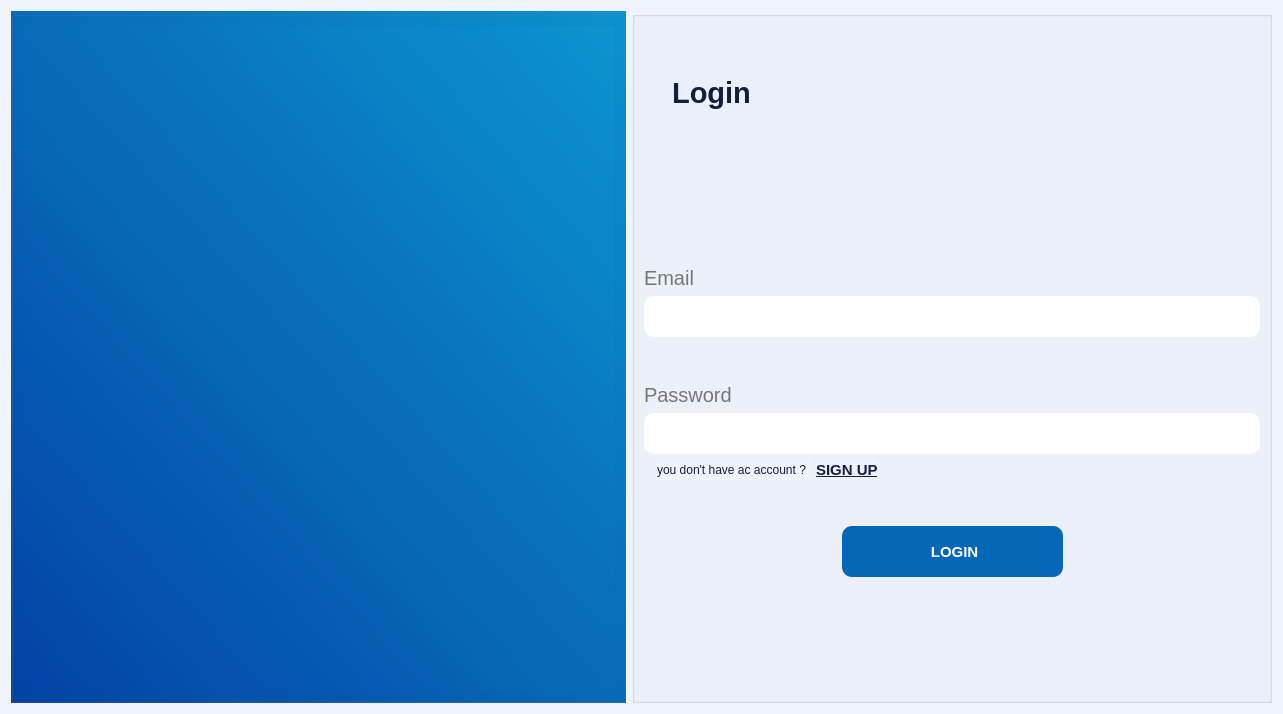
Old version of the form forms/login_view.ui in the repository yousefelmesalamy/Illminor.
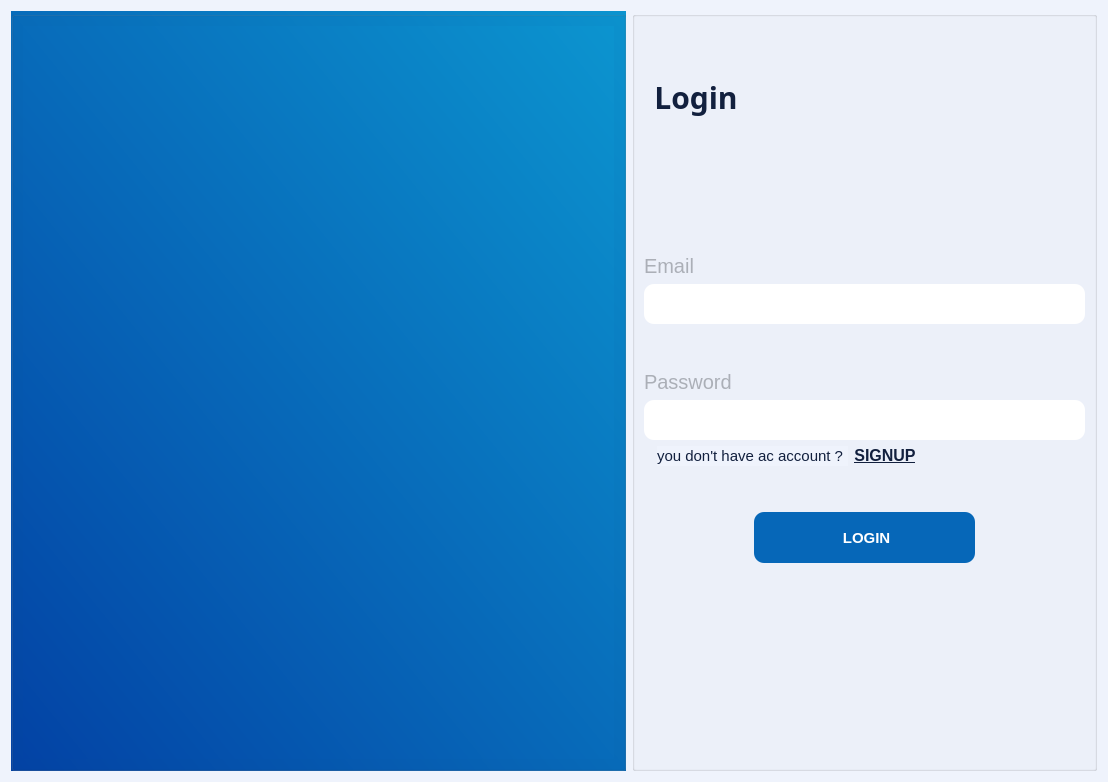
New version of the form. Icons and pictures are not drawn.

```diff
--- a/forms/login_view.ui
+++ b/forms/login_view.ui
@@ -6,8 +6,8 @@
    <rect>
     <x>0</x>
     <y>0</y>
-    <width>1283</width>
-    <height>710</height>
+    <width>1108</width>
+    <height>782</height>
    </rect>
   </property>
   <property name="windowTitle">
@@ -15,7 +15,9 @@
   </property>
   <property name="styleSheet">
    <string notr="true">background-color: rgb(239, 243, 252);
-color: rgb(18, 32, 62);</string>
+color: rgb(18, 32, 62);
+font-family:Ubuntu;
+font-size: 20px;</string>
   </property>
   <layout class="QGridLayout" name="gridLayout_2">
    <item row="0" column="0">
@@ -113,38 +115,6 @@
         </property>
        </spacer>
       </item>
-      <item row="2" column="0">
-       <spacer name="verticalSpacer_5">
-        <property name="orientation">
-         <enum>Qt::Vertical</enum>
-        </property>
-        <property name="sizeType">
-         <enum>QSizePolicy::Maximum</enum>
-        </property>
-        <property name="sizeHint" stdset="0">
-         <size>
-          <width>20</width>
-          <height>150</height>
-         </size>
-        </property>
-       </spacer>
-      </item>
-      <item row="4" column="1">
-       <spacer name="verticalSpacer_3">
-        <property name="orientation">
-         <enum>Qt::Vertical</enum>
-        </property>
-        <property name="sizeType">
-         <enum>QSizePolicy::Fixed</enum>
-        </property>
-        <property name="sizeHint" stdset="0">
-         <size>
-          <width>20</width>
-          <height>40</height>
-         </size>
-        </property>
-       </spacer>
-      </item>
       <item row="1" column="0">
        <widget class="QLabel" name="label_4">
         <property name="maximumSize">
@@ -155,13 +125,17 @@
         </property>
         <property name="font">
          <font>
-          <pointsize>22</pointsize>
+          <family>arow</family>
+          <pointsize>-1</pointsize>
           <weight>75</weight>
           <bold>true</bold>
          </font>
         </property>
         <property name="styleSheet">
          <string notr="true">background-color: rgb(239, 243, 252,0);
+font-family:arow;
+font-size:30px;
+color:rgb(18,32,62,255);
 </string>
         </property>
         <property name="text">
@@ -172,6 +146,38 @@
         </property>
        </widget>
       </item>
+      <item row="4" column="1">
+       <spacer name="verticalSpacer_3">
+        <property name="orientation">
+         <enum>Qt::Vertical</enum>
+        </property>
+        <property name="sizeType">
+         <enum>QSizePolicy::Fixed</enum>
+        </property>
+        <property name="sizeHint" stdset="0">
+         <size>
+          <width>20</width>
+          <height>40</height>
+         </size>
+        </property>
+       </spacer>
+      </item>
+      <item row="2" column="0">
+       <spacer name="verticalSpacer_5">
+        <property name="orientation">
+         <enum>Qt::Vertical</enum>
+        </property>
+        <property name="sizeType">
+         <enum>QSizePolicy::Maximum</enum>
+        </property>
+        <property name="sizeHint" stdset="0">
+         <size>
+          <width>20</width>
+          <height>130</height>
+         </size>
+        </property>
+       </spacer>
+      </item>
       <item row="5" column="2">
        <spacer name="horizontalSpacer_2">
         <property name="orientation">
@@ -193,11 +199,12 @@
            <widget class="QLabel" name="label_2">
             <property name="font">
              <font>
-              <pointsize>15</pointsize>
+              <family>Ubuntu</family>
+              <pointsize>-1</pointsize>
              </font>
             </property>
             <property name="styleSheet">
-             <string notr="true">color: rgb(119, 118, 123);
+             <string notr="true">color: rgb(171, 175, 183);
 background-color: rgb(246, 211, 45,0);</string>
             </property>
             <property name="text">
@@ -209,8 +216,8 @@
            <widget class="QLineEdit" name="username_lin">
             <property name="minimumSize">
              <size>
-              <width>441</width>
-              <height>41</height>
+              <width>350</width>
+              <height>40</height>
              </size>
             </property>
             <property name="styleSheet">
@@ -251,11 +258,12 @@
            <widget class="QLabel" name="label_3">
             <property name="font">
              <font>
-              <pointsize>15</pointsize>
+              <family>Ubuntu</family>
+              <pointsize>-1</pointsize>
              </font>
             </property>
             <property name="styleSheet">
-             <string notr="true">color: rgb(119, 118, 123);
+             <string notr="true">color: rgb(171, 175, 183);
 background-color: rgb(246, 211, 45,0);</string>
             </property>
             <property name="text">
@@ -267,8 +275,8 @@
            <widget class="QLineEdit" name="password_lin">
             <property name="minimumSize">
              <size>
-              <width>441</width>
-              <height>41</height>
+              <width>350</width>
+              <height>40</height>
              </size>
             </property>
             <property name="sizeIncrement">
@@ -296,29 +304,45 @@
            <widget class="QLabel" name="label_5">
             <property name="font">
              <font>
+              <family>Ubuntu</family>
+              <pointsize>-1</pointsize>
               <underline>false</underline>
              </font>
             </property>
+            <property name="styleSheet">
+             <string notr="true">font-size:15px;
+color:rgb(18,32,62,255);</string>
+            </property>
             <property name="text">
              <string>you don't have ac account ? </string>
             </property>
            </widget>
           </item>
           <item row="0" column="2">
-           <widget class="QLabel" name="label_6">
+           <widget class="QPushButton" name="signup_btn">
             <property name="font">
              <font>
-              <pointsize>11</pointsize>
+              <family>Ubuntu</family>
+              <pointsize>-1</pointsize>
               <weight>75</weight>
               <bold>true</bold>
               <underline>true</underline>
+              <strikeout>false</strikeout>
+              <kerning>true</kerning>
              </font>
             </property>
             <property name="cursor">
              <cursorShape>PointingHandCursor</cursorShape>
             </property>
+            <property name="styleSheet">
+             <string notr="true">border-color: rgb(255, 255, 255,0);
+background-color: rgb(255, 255, 255,0);
+border-radius:30px;
+font-size:16px;
+</string>
+            </property>
             <property name="text">
-             <string>SIGN UP</string>
+             <string>SIGNUP</string>
             </property>
            </widget>
           </item>
```
Left out of the diff: 150 changed lines with no effect on the pictures.
